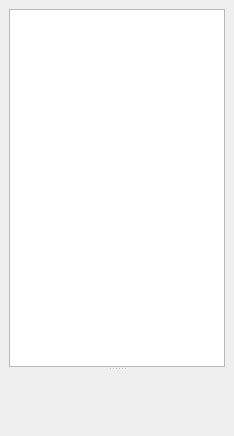
The window that android/gui/mainwindow.ui (svenssonjoel/FMRC) describes before a commit, drawn with Qt 5.
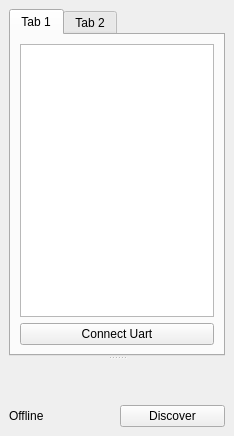
The same window after the commit. Custom widgets are drawn as their Qt base class.

Diff of the .ui file:
```diff
--- a/android/gui/mainwindow.ui
+++ b/android/gui/mainwindow.ui
@@ -38,25 +38,46 @@
      <verstretch>0</verstretch>
     </sizepolicy>
    </property>
-   <layout class="QGridLayout" name="gridLayout">
+   <layout class="QGridLayout" name="gridLayout_2">
     <item row="0" column="0">
      <widget class="QSplitter" name="splitter">
-      <property name="sizePolicy">
-       <sizepolicy hsizetype="Expanding" vsizetype="Expanding">
-        <horstretch>0</horstretch>
-        <verstretch>0</verstretch>
-       </sizepolicy>
-      </property>
-      <property name="maximumSize">
-       <size>
-        <width>16777215</width>
-        <height>16777215</height>
-       </size>
-      </property>
       <property name="orientation">
        <enum>Qt::Vertical</enum>
       </property>
+      <widget class="QTabWidget" name="tabWidget">
+       <property name="currentIndex">
+        <number>0</number>
+       </property>
+       <widget class="QWidget" name="tab">
+        <attribute name="title">
+         <string>Tab 1</string>
+        </attribute>
+        <layout class="QGridLayout" name="gridLayout_3">
+         <item row="1" column="0">
+          <widget class="QPushButton" name="connectUartPushButton">
+           <property name="text">
+            <string>Connect Uart</string>
+           </property>
+          </widget>
+         </item>
+         <item row="0" column="0">
+          <widget class="QListWidget" name="devicesListWidget"/>
+         </item>
+        </layout>
+       </widget>
+       <widget class="QWidget" name="tab_2">
+        <attribute name="title">
+         <string>Tab 2</string>
+        </attribute>
       <widget class="QGraphicsView" name="graphicsView">
+         <property name="geometry">
+          <rect>
+           <x>9</x>
+           <y>9</y>
+           <width>194</width>
+           <height>320</height>
+          </rect>
+         </property>
        <property name="sizePolicy">
         <sizepolicy hsizetype="Minimum" vsizetype="Minimum">
          <horstretch>0</horstretch>
@@ -76,6 +97,8 @@
         </size>
        </property>
       </widget>
+       </widget>
+      </widget>
       <widget class="Controller" name="widget" native="true">
        <property name="sizePolicy">
         <sizepolicy hsizetype="Maximum" vsizetype="Maximum">
@@ -98,6 +121,24 @@
       </widget>
      </widget>
     </item>
+    <item row="1" column="0">
+     <layout class="QGridLayout" name="gridLayout">
+      <item row="0" column="0">
+       <widget class="QLabel" name="statusLabel">
+        <property name="text">
+         <string>Offline</string>
+        </property>
+       </widget>
+      </item>
+      <item row="0" column="1">
+       <widget class="QPushButton" name="discoverPushButton">
+        <property name="text">
+         <string>Discover</string>
+        </property>
+       </widget>
+      </item>
+     </layout>
+    </item>
    </layout>
   </widget>
  </widget>
```
Lines whose indentation alone changed are shown as unchanged.
